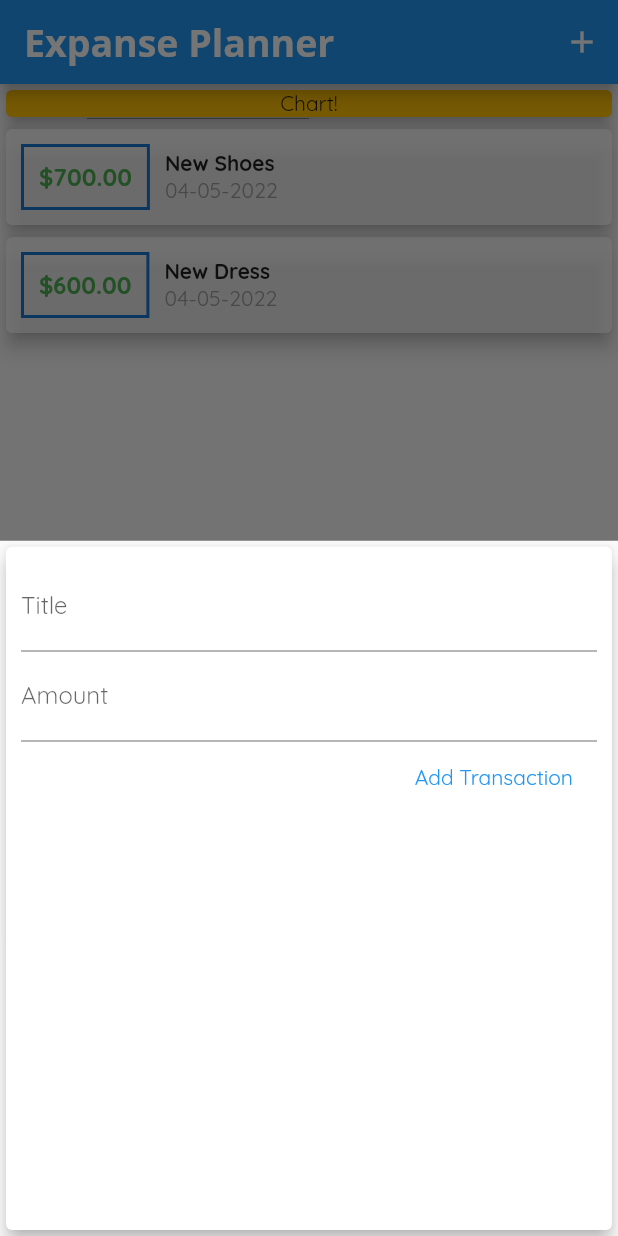
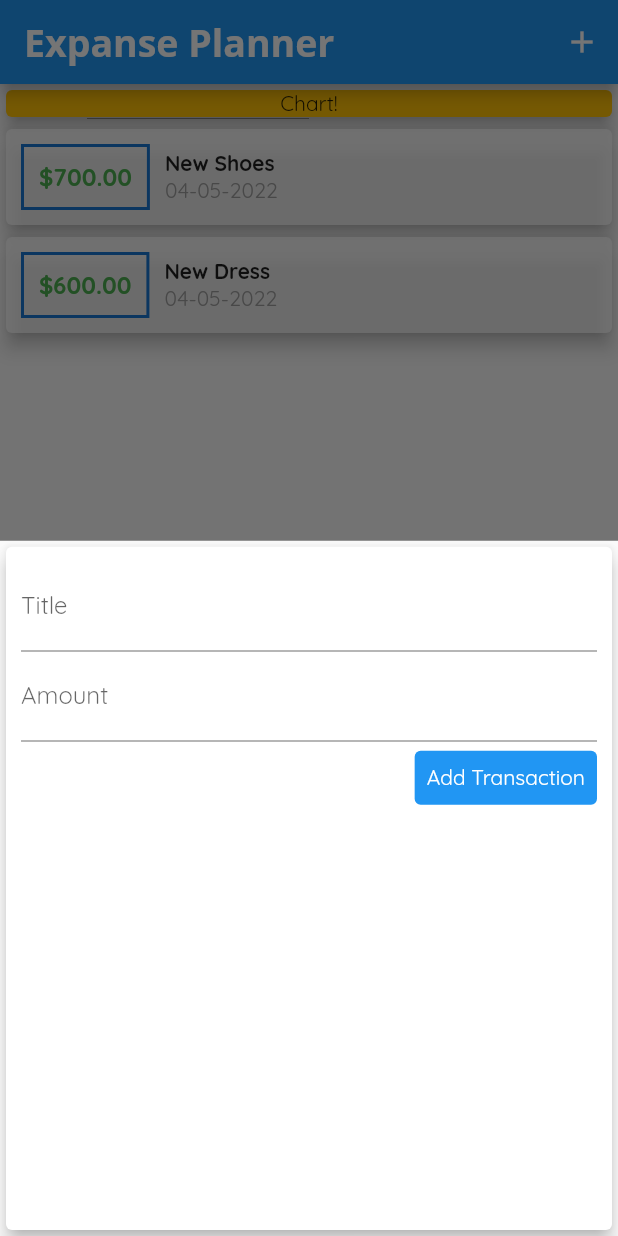
Before and after one commit to nahid-hasan-noyon/Flutter-Dart_Exercise, a Flutter app: the screen it shows after launch, after a tap on the "add" icon, on a phone screen of 412 x 824 dp. Run offline on Flutter 3.47's test engine with Material 2 defaults, Android fonts, the phone set to English and light mode, and no system bars.

Commit message:
migrating from flat button to text button

```diff
--- a/expense_planner/lib/widgets/new_transaction.dart
+++ b/expense_planner/lib/widgets/new_transaction.dart
@@ -33,17 +33,14 @@ class _NewTransactionState extends State<NewTransaction> {
       elevation: 5,
       child: Padding(
         padding: const EdgeInsets.all(10),
-        child: Column(crossAxisAlignment: CrossAxisAlignment.end, children: [
+        child: Column(
+          crossAxisAlignment: CrossAxisAlignment.end,
+          children: [
             // * Enter Title
             TextField(
               decoration: const InputDecoration(labelText: 'Title'),
               controller: titleController,
               textInputAction: TextInputAction.next,
-            //(inputData) => submitData(),
-
-            // onChanged: (input) {
-            //   titleInput = input;
-            // },
             ),
             // * Enter Amount
             TextField(
@@ -53,12 +50,16 @@ class _NewTransactionState extends State<NewTransaction> {
               onSubmitted: (inputData) => submitData(),
               //// onChanged: (input) => amountInput = input,
             ),
-          FlatButton(
+            TextButton(
               child: const Text('Add Transaction'),
-            textColor: Theme.of(context).primaryColor,
+              style: TextButton.styleFrom(
+                backgroundColor: Theme.of(context).primaryColor,
+                primary: Colors.white,
+              ),
               onPressed: submitData,
             )
-        ]),
+          ],
+        ),
       ),
     );
   }
```
Lines whose indentation alone changed are shown as unchanged.
